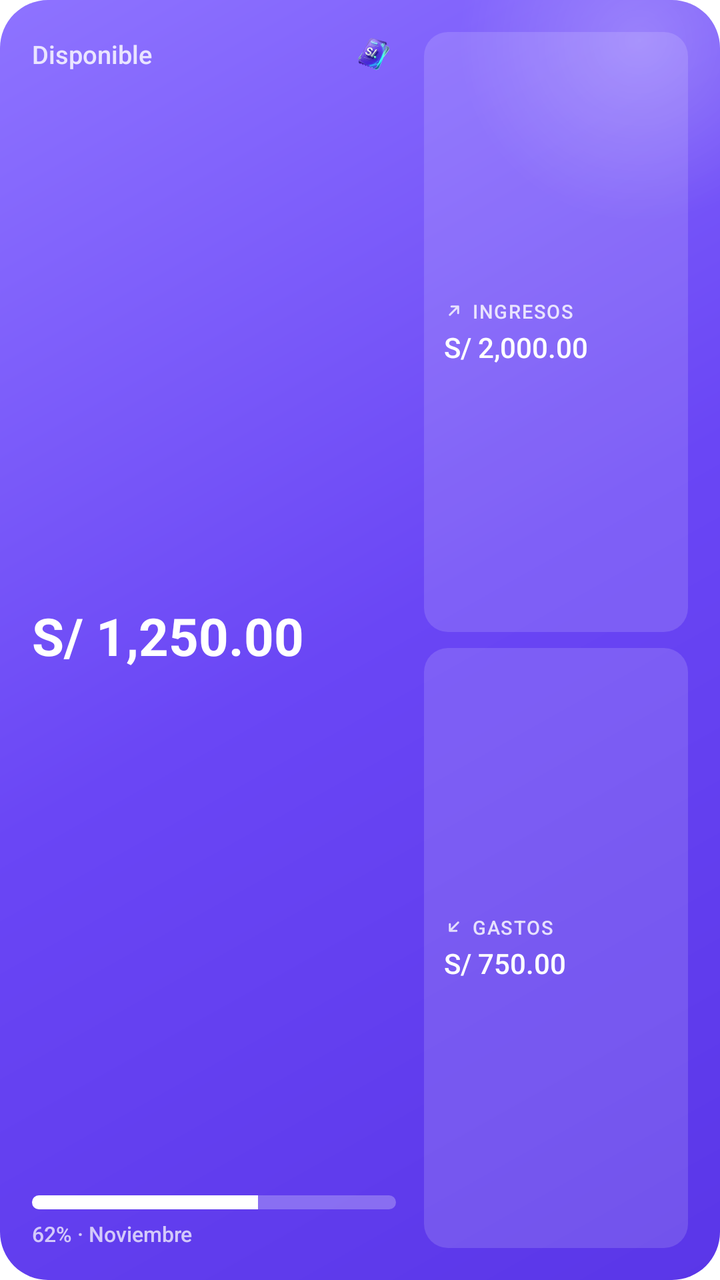
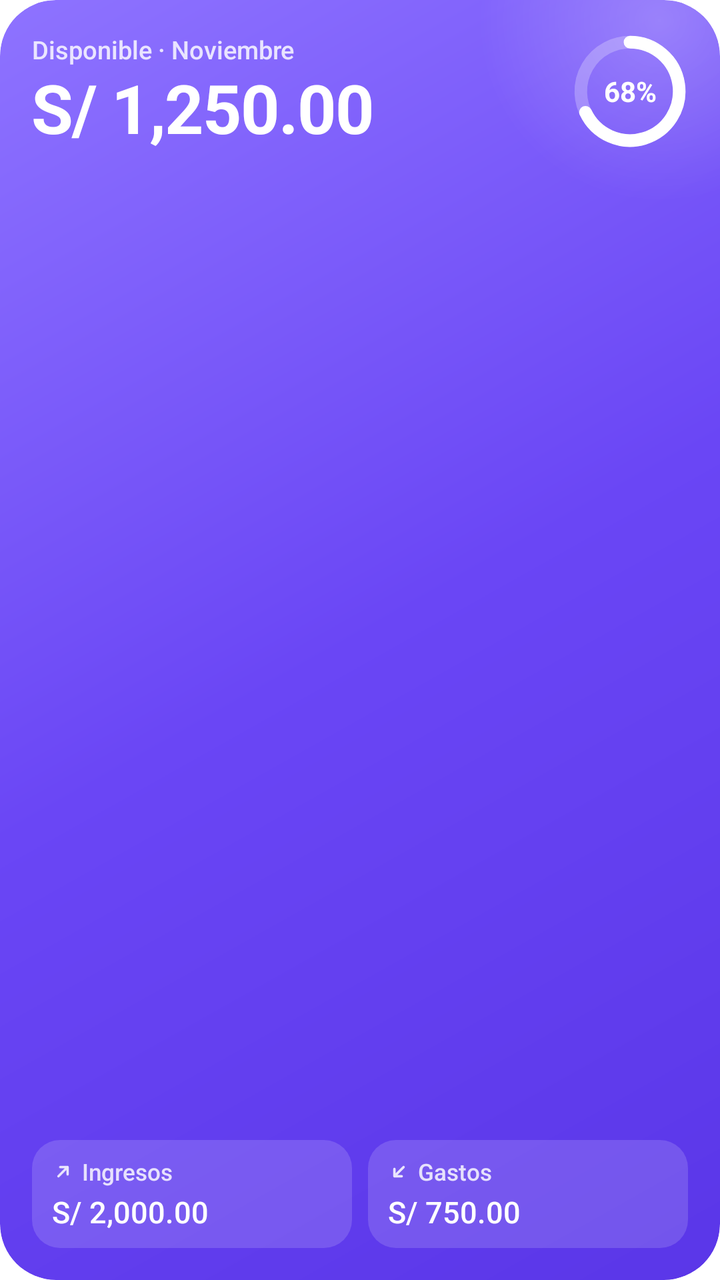

Compare the two renders of this Android layout. The source of the first and the diff that turns it into the second are given below.
<!-- AndroidManifest.xml: fallback theme Theme.MaterialComponents.DayNight.NoActionBar -->
<!-- res/layout/widget_summary.xml -->
<?xml version="1.0" encoding="utf-8"?>
<FrameLayout xmlns:android="http://schemas.android.com/apk/res/android"
    android:id="@+id/root"
    android:layout_width="match_parent"
    android:layout_height="match_parent"
    android:background="@drawable/widget_bg_balance">

    <ImageView
        android:layout_width="180dp"
        android:layout_height="180dp"
        android:layout_gravity="top|end"
        android:layout_marginTop="-70dp"
        android:layout_marginEnd="-50dp"
        android:importantForAccessibility="no"
        android:src="@drawable/widget_bg_glow" />

    <LinearLayout
        android:layout_width="match_parent"
        android:layout_height="match_parent"
        android:orientation="horizontal"
        android:padding="16dp">

        <LinearLayout
            android:layout_width="0dp"
            android:layout_height="match_parent"
            android:layout_weight="1"
            android:orientation="vertical">

            <LinearLayout
                android:layout_width="match_parent"
                android:layout_height="wrap_content"
                android:gravity="center_vertical"
                android:orientation="horizontal">

                <TextView
                    android:id="@+id/label"
                    android:layout_width="0dp"
                    android:layout_height="wrap_content"
                    android:layout_weight="1"
                    android:fontFamily="sans-serif-medium"
                    android:maxLines="1"
                    android:text="Disponible"
                    android:textColor="@color/widget_white_82"
                    android:textSize="12.5sp" />

                <ImageView
                    android:layout_width="22dp"
                    android:layout_height="22dp"
                    android:importantForAccessibility="no"
                    android:src="@drawable/widget_logo" />
            </LinearLayout>

            <FrameLayout
                android:layout_width="match_parent"
                android:layout_height="0dp"
                android:layout_weight="1" />

            <TextView
                android:id="@+id/balance"
                android:layout_width="match_parent"
                android:layout_height="wrap_content"
                android:autoSizeMaxTextSize="28sp"
                android:autoSizeMinTextSize="14sp"
                android:autoSizeTextType="uniform"
                android:fontFamily="sans-serif"
                android:maxLines="1"
                android:text="S/ 1,250.00"
                android:textColor="#FFFFFFFF"
                android:textSize="26sp"
                android:textStyle="bold" />

            <FrameLayout
                android:layout_width="match_parent"
                android:layout_height="0dp"
                android:layout_weight="1" />

            <ProgressBar
                android:id="@+id/bar"
                style="?android:attr/progressBarStyleHorizontal"
                android:layout_width="match_parent"
                android:layout_height="7dp"
                android:max="100"
                android:progress="62"
                android:progressDrawable="@drawable/widget_progress" />

            <TextView
                android:id="@+id/footer"
                android:layout_width="match_parent"
                android:layout_height="wrap_content"
                android:layout_marginTop="5dp"
                android:fontFamily="sans-serif-medium"
                android:maxLines="1"
                android:ellipsize="end"
                android:text="62% · Noviembre"
                android:textColor="@color/widget_white_72"
                android:textSize="10.5sp" />
        </LinearLayout>

        <LinearLayout
            android:id="@+id/flows"
            android:layout_width="132dp"
            android:layout_height="match_parent"
            android:layout_marginStart="14dp"
            android:orientation="vertical">

            <LinearLayout
                android:layout_width="match_parent"
                android:layout_height="0dp"
                android:layout_weight="1"
                android:background="@drawable/widget_bg_flow"
                android:gravity="center_vertical"
                android:orientation="vertical"
                android:paddingStart="10dp"
                android:paddingEnd="8dp">

                <LinearLayout
                    android:layout_width="wrap_content"
                    android:layout_height="wrap_content"
                    android:gravity="center_vertical"
                    android:orientation="horizontal">

                    <ImageView
                        android:layout_width="10dp"
                        android:layout_height="10dp"
                        android:alpha="0.8"
                        android:importantForAccessibility="no"
                        android:src="@drawable/widget_ic_up" />

                    <TextView
                        android:layout_width="wrap_content"
                        android:layout_height="wrap_content"
                        android:layout_marginStart="4dp"
                        android:fontFamily="sans-serif-medium"
                        android:letterSpacing="0.06"
                        android:text="INGRESOS"
                        android:textColor="@color/widget_white_82"
                        android:textSize="9.5sp" />
                </LinearLayout>

                <TextView
                    android:id="@+id/income"
                    android:layout_width="match_parent"
                    android:layout_height="wrap_content"
                    android:layout_marginTop="2dp"
                    android:autoSizeMaxTextSize="14sp"
                    android:autoSizeMinTextSize="9sp"
                    android:autoSizeTextType="uniform"
                    android:fontFamily="sans-serif-medium"
                    android:maxLines="1"
                    android:text="S/ 2,000.00"
                    android:textColor="#FFFFFFFF"
                    android:textSize="14sp" />
            </LinearLayout>
            <LinearLayout
                android:layout_width="match_parent"
                android:layout_height="0dp"
                android:layout_weight="1"
                android:layout_marginTop="8dp"
                android:background="@drawable/widget_bg_flow"
                android:gravity="center_vertical"
                android:orientation="vertical"
                android:paddingStart="10dp"
                android:paddingEnd="8dp">

                <LinearLayout
                    android:layout_width="wrap_content"
                    android:layout_height="wrap_content"
                    android:gravity="center_vertical"
                    android:orientation="horizontal">

                    <ImageView
                        android:layout_width="10dp"
                        android:layout_height="10dp"
                        android:alpha="0.8"
                        android:importantForAccessibility="no"
                        android:src="@drawable/widget_ic_down" />

                    <TextView
                        android:layout_width="wrap_content"
                        android:layout_height="wrap_content"
                        android:layout_marginStart="4dp"
                        android:fontFamily="sans-serif-medium"
                        android:letterSpacing="0.06"
                        android:text="GASTOS"
                        android:textColor="@color/widget_white_82"
                        android:textSize="9.5sp" />
                </LinearLayout>

                <TextView
                    android:id="@+id/spent"
                    android:layout_width="match_parent"
                    android:layout_height="wrap_content"
                    android:layout_marginTop="2dp"
                    android:autoSizeMaxTextSize="14sp"
                    android:autoSizeMinTextSize="9sp"
                    android:autoSizeTextType="uniform"
                    android:fontFamily="sans-serif-medium"
                    android:maxLines="1"
                    android:text="S/ 750.00"
                    android:textColor="#FFFFFFFF"
                    android:textSize="14sp" />
            </LinearLayout>
        </LinearLayout>
    </LinearLayout>
</FrameLayout>
<!-- resources referenced by this layout -->
<resources>
  <color name="widget_white_72">#B8FFFFFF</color>
  <color name="widget_white_82">#D1FFFFFF</color>
  <!-- drawable widget_bg_balance (drawable) -->
  <?xml version="1.0" encoding="utf-8"?>
  <shape xmlns:android="http://schemas.android.com/apk/res/android" android:shape="rectangle">
      <gradient
          android:angle="315"
          android:startColor="#FF8E73FF"
          android:centerColor="#FF6A46F5"
          android:endColor="#FF5A36E8"
          android:type="linear" />
      <corners android:radius="24dp" />
  </shape>
  <!-- drawable widget_bg_flow (drawable) -->
  <?xml version="1.0" encoding="utf-8"?>
  <shape xmlns:android="http://schemas.android.com/apk/res/android" android:shape="rectangle">
      <solid android:color="#24FFFFFF" />
      <corners android:radius="12dp" />
  </shape>
  <!-- drawable widget_bg_glow (drawable) -->
  <?xml version="1.0" encoding="utf-8"?>
  <shape xmlns:android="http://schemas.android.com/apk/res/android" android:shape="oval">
      <gradient
          android:type="radial"
          android:gradientRadius="90dp"
          android:startColor="#38FFFFFF"
          android:endColor="#00FFFFFF" />
  </shape>
  <!-- drawable widget_ic_down (drawable) -->
  <?xml version="1.0" encoding="utf-8"?>
  <vector xmlns:android="http://schemas.android.com/apk/res/android"
      android:width="24dp"
      android:height="24dp"
      android:viewportWidth="24"
      android:viewportHeight="24">
      <path
          android:pathData="M17,7L7,17M15,17H7V9"
          android:strokeWidth="2.4"
          android:strokeColor="#FFFFFFFF"
          android:strokeLineCap="round"
          android:strokeLineJoin="round" />
  </vector>
  <!-- drawable widget_ic_up (drawable) -->
  <?xml version="1.0" encoding="utf-8"?>
  <vector xmlns:android="http://schemas.android.com/apk/res/android"
      android:width="24dp"
      android:height="24dp"
      android:viewportWidth="24"
      android:viewportHeight="24">
      <path
          android:pathData="M7,17L17,7M9,7h8v8"
          android:strokeWidth="2.4"
          android:strokeColor="#FFFFFFFF"
          android:strokeLineCap="round"
          android:strokeLineJoin="round" />
  </vector>
  <!-- drawable widget_logo: png bitmap (drawable-nodpi, 20505 bytes) -->
  <!-- drawable widget_progress (drawable) -->
  <?xml version="1.0" encoding="utf-8"?>
  <layer-list xmlns:android="http://schemas.android.com/apk/res/android">
      <item android:id="@android:id/background">
          <shape android:shape="rectangle">
              <solid android:color="#42FFFFFF" />
              <corners android:radius="4dp" />
          </shape>
      </item>
      <item android:id="@android:id/progress">
          <clip>
              <shape android:shape="rectangle">
                  <solid android:color="#FFFFFFFF" />
                  <corners android:radius="4dp" />
              </shape>
          </clip>
      </item>
  </layer-list>
</resources>

<!-- the commit's change to res/layout/widget_summary.xml (unified diff, before → after) -->
@@ -1,117 +1,132 @@
 <?xml version="1.0" encoding="utf-8"?>
 <FrameLayout xmlns:android="http://schemas.android.com/apk/res/android"
-    android:id="@+id/root"
+    android:id="@android:id/background"
     android:layout_width="match_parent"
     android:layout_height="match_parent"
-    android:background="@drawable/widget_bg_balance">
+    android:background="@drawable/widget_bg_balance"
+    android:clipToOutline="true">
 
     <ImageView
-        android:layout_width="180dp"
-        android:layout_height="180dp"
+        android:layout_width="220dp"
+        android:layout_height="220dp"
         android:layout_gravity="top|end"
-        android:layout_marginTop="-70dp"
-        android:layout_marginEnd="-50dp"
+        android:layout_marginTop="-100dp"
+        android:layout_marginEnd="-80dp"
         android:importantForAccessibility="no"
         android:src="@drawable/widget_bg_glow" />
 
     <LinearLayout
         android:layout_width="match_parent"
         android:layout_height="match_parent"
-        android:orientation="horizontal"
+        android:orientation="vertical"
         android:padding="16dp">
 
         <LinearLayout
-            android:layout_width="0dp"
-            android:layout_height="match_parent"
-            android:layout_weight="1"
-            android:orientation="vertical">
+            android:layout_width="match_parent"
+            android:layout_height="wrap_content"
+            android:gravity="center_vertical"
+            android:orientation="horizontal">
 
             <LinearLayout
-                android:layout_width="match_parent"
+                android:layout_width="0dp"
                 android:layout_height="wrap_content"
-                android:gravity="center_vertical"
-                android:orientation="horizontal">
-
-                <TextView
-                    android:id="@+id/label"
-                    android:layout_width="0dp"
-                    android:layout_height="wrap_content"
-                    android:layout_weight="1"
-                    android:fontFamily="sans-serif-medium"
+                android:layout_weight="1"
+                android:orientation="vertical">
+
+                <LinearLayout
+                    android:layout_width="match_parent"
+                    android:layout_height="wrap_content"
+                    android:gravity="center_vertical"
+                    android:orientation="horizontal">
+
+                    <ImageView
+                        android:id="@+id/refresh"
+                        android:layout_width="12dp"
+                        android:layout_height="12dp"
+                        android:layout_marginEnd="4dp"
+                        android:importantForAccessibility="no"
+                        android:src="@drawable/widget_ic_refresh"
+                        android:visibility="gone" />
+
+                    <TextView
+                        android:id="@+id/caption"
+                        android:layout_width="match_parent"
+                        android:layout_height="wrap_content"
+                        android:fontFamily="sans-serif-medium"
+                        android:maxLines="1"
+                        android:text="Disponible · Noviembre"
+                        android:textColor="@color/widget_white_82"
+                        android:textSize="12.5sp" />
+                </LinearLayout>
+
+                <TextView
+                    android:id="@+id/balance"
+                    android:layout_width="match_parent"
+                    android:layout_height="wrap_content"
+                    android:layout_marginTop="2dp"
+                    android:autoSizeMaxTextSize="34sp"
+                    android:autoSizeMinTextSize="16sp"
+                    android:autoSizeStepGranularity="1sp"
+                    android:autoSizeTextType="uniform"
+                    android:fontFamily="sans-serif"
+                    android:textStyle="bold"
+                    android:fontFeatureSettings="tnum"
+                    android:includeFontPadding="false"
+                    android:letterSpacing="-0.02"
                     android:maxLines="1"
-                    android:text="Disponible"
-                    android:textColor="@color/widget_white_82"
-                    android:textSize="12.5sp" />
+                    android:text="S/ 1,250.00"
+                    android:textColor="#FFFFFFFF"
+                    android:textSize="34sp" />
+            </LinearLayout>
+
+            <FrameLayout
+                android:id="@+id/ring_box"
+                android:layout_width="58dp"
+                android:layout_height="58dp"
+                android:layout_marginStart="12dp">
 
                 <ImageView
-                    android:layout_width="22dp"
-                    android:layout_height="22dp"
+                    android:id="@+id/ring"
+                    android:layout_width="match_parent"
+                    android:layout_height="match_parent"
                     android:importantForAccessibility="no"
-                    android:src="@drawable/widget_logo" />
-            </LinearLayout>
-
-            <FrameLayout
-                android:layout_width="match_parent"
-                android:layout_height="0dp"
-                android:layout_weight="1" />
-
-            <TextView
-                android:id="@+id/balance"
-                android:layout_width="match_parent"
-                android:layout_height="wrap_content"
-                android:autoSizeMaxTextSize="28sp"
-                android:autoSizeMinTextSize="14sp"
-                android:autoSizeTextType="uniform"
-                android:fontFamily="sans-serif"
-                android:maxLines="1"
-                android:text="S/ 1,250.00"
-                android:textColor="#FFFFFFFF"
-                android:textSize="26sp"
-                android:textStyle="bold" />
-
-            <FrameLayout
-                android:layout_width="match_parent"
-                android:layout_height="0dp"
-                android:layout_weight="1" />
-
-            <ProgressBar
-                android:id="@+id/bar"
-                style="?android:attr/progressBarStyleHorizontal"
-                android:layout_width="match_parent"
-                android:layout_height="7dp"
-                android:max="100"
-                android:progress="62"
-                android:progressDrawable="@drawable/widget_progress" />
-
-            <TextView
-                android:id="@+id/footer"
-                android:layout_width="match_parent"
-                android:layout_height="wrap_content"
-                android:layout_marginTop="5dp"
-                android:fontFamily="sans-serif-medium"
-                android:maxLines="1"
-                android:ellipsize="end"
-                android:text="62% · Noviembre"
-                android:textColor="@color/widget_white_72"
-                android:textSize="10.5sp" />
+                    android:src="@drawable/widget_ring_preview" />
+
+                <TextView
+                    android:id="@+id/ring_text"
+                    android:layout_width="match_parent"
+                    android:layout_height="match_parent"
+                    android:fontFamily="sans-serif"
+                    android:textStyle="bold"
+                    android:fontFeatureSettings="tnum"
+                    android:gravity="center"
+                    android:text="68%"
+                    android:textColor="#FFFFFFFF"
+                    android:textSize="14sp" />
+            </FrameLayout>
         </LinearLayout>
+
+        <FrameLayout
+            android:layout_width="match_parent"
+            android:layout_height="0dp"
+            android:layout_weight="1" />
 
         <LinearLayout
             android:id="@+id/flows"
-            android:layout_width="132dp"
-            android:layout_height="match_parent"
-            android:layout_marginStart="14dp"
-            android:orientation="vertical">
+            android:layout_width="match_parent"
+            android:layout_height="wrap_content"
+            android:orientation="horizontal">
 
             <LinearLayout
-                android:layout_width="match_parent"
-                android:layout_height="0dp"
+                android:layout_width="0dp"
+                android:layout_height="wrap_content"
                 android:layout_weight="1"
                 android:background="@drawable/widget_bg_flow"
-                android:gravity="center_vertical"
                 android:orientation="vertical"
                 android:paddingStart="10dp"
-                android:paddingEnd="8dp">
+                android:paddingTop="8dp"
+                android:paddingEnd="8dp"
+                android:paddingBottom="8dp">
 
                 <LinearLayout
                     android:layout_width="wrap_content"
@@ -120,9 +135,9 @@
                     android:orientation="horizontal">
 
                     <ImageView
-                        android:layout_width="10dp"
-                        android:layout_height="10dp"
-                        android:alpha="0.8"
+                        android:layout_width="11dp"
+                        android:layout_height="11dp"
+                        android:alpha="0.85"
                         android:importantForAccessibility="no"
                         android:src="@drawable/widget_ic_up" />
 
@@ -131,10 +146,9 @@
                         android:layout_height="wrap_content"
                         android:layout_marginStart="4dp"
                         android:fontFamily="sans-serif-medium"
-                        android:letterSpacing="0.06"
-                        android:text="INGRESOS"
+                        android:text="Ingresos"
                         android:textColor="@color/widget_white_82"
-                        android:textSize="9.5sp" />
+                        android:textSize="11.5sp" />
                 </LinearLayout>
 
                 <TextView
@@ -142,25 +156,29 @@
                     android:layout_width="match_parent"
                     android:layout_height="wrap_content"
                     android:layout_marginTop="2dp"
-                    android:autoSizeMaxTextSize="14sp"
-                    android:autoSizeMinTextSize="9sp"
+                    android:autoSizeMaxTextSize="15sp"
+                    android:autoSizeMinTextSize="10sp"
+                    android:autoSizeStepGranularity="1sp"
                     android:autoSizeTextType="uniform"
                     android:fontFamily="sans-serif-medium"
+                    android:fontFeatureSettings="tnum"
                     android:maxLines="1"
                     android:text="S/ 2,000.00"
                     android:textColor="#FFFFFFFF"
-                    android:textSize="14sp" />
+                    android:textSize="15sp" />
             </LinearLayout>
+
             <LinearLayout
-                android:layout_width="match_parent"
-                android:layout_height="0dp"
+                android:layout_width="0dp"
+                android:layout_height="wrap_content"
+                android:layout_marginStart="8dp"
                 android:layout_weight="1"
-                android:layout_marginTop="8dp"
                 android:background="@drawable/widget_bg_flow"
-                android:gravity="center_vertical"
                 android:orientation="vertical"
                 android:paddingStart="10dp"
-                android:paddingEnd="8dp">
+                android:paddingTop="8dp"
+                android:paddingEnd="8dp"
+                android:paddingBottom="8dp">
 
                 <LinearLayout
                     android:layout_width="wrap_content"
@@ -169,9 +187,9 @@
                     android:orientation="horizontal">
 
                     <ImageView
-                        android:layout_width="10dp"
-                        android:layout_height="10dp"
-                        android:alpha="0.8"
+                        android:layout_width="11dp"
+                        android:layout_height="11dp"
+                        android:alpha="0.85"
                         android:importantForAccessibility="no"
                         android:src="@drawable/widget_ic_down" />
 
@@ -180,10 +198,9 @@
                         android:layout_height="wrap_content"
                         android:layout_marginStart="4dp"
                         android:fontFamily="sans-serif-medium"
-                        android:letterSpacing="0.06"
-                        android:text="GASTOS"
+                        android:text="Gastos"
                         android:textColor="@color/widget_white_82"
-                        android:textSize="9.5sp" />
+                        android:textSize="11.5sp" />
                 </LinearLayout>
 
                 <TextView
@@ -191,14 +208,16 @@
                     android:layout_width="match_parent"
                     android:layout_height="wrap_content"
                     android:layout_marginTop="2dp"
-                    android:autoSizeMaxTextSize="14sp"
-                    android:autoSizeMinTextSize="9sp"
+                    android:autoSizeMaxTextSize="15sp"
+                    android:autoSizeMinTextSize="10sp"
+                    android:autoSizeStepGranularity="1sp"
                     android:autoSizeTextType="uniform"
                     android:fontFamily="sans-serif-medium"
+                    android:fontFeatureSettings="tnum"
                     android:maxLines="1"
                     android:text="S/ 750.00"
                     android:textColor="#FFFFFFFF"
-                    android:textSize="14sp" />
+                    android:textSize="15sp" />
             </LinearLayout>
         </LinearLayout>
     </LinearLayout>
<!-- resource entries referenced after the edit -->
@@ -1,6 +1,5 @@
 <!-- resources referenced by this layout -->
 <resources>
-  <color name="widget_white_72">#B8FFFFFF</color>
   <color name="widget_white_82">#D1FFFFFF</color>
   <!-- drawable widget_bg_balance (drawable) -->
   <?xml version="1.0" encoding="utf-8"?>
@@ -11,13 +10,13 @@
           android:centerColor="#FF6A46F5"
           android:endColor="#FF5A36E8"
           android:type="linear" />
-      <corners android:radius="24dp" />
+      <corners android:radius="@dimen/widget_radius" />
   </shape>
   <!-- drawable widget_bg_flow (drawable) -->
   <?xml version="1.0" encoding="utf-8"?>
   <shape xmlns:android="http://schemas.android.com/apk/res/android" android:shape="rectangle">
-      <solid android:color="#24FFFFFF" />
-      <corners android:radius="12dp" />
+      <solid android:color="#26FFFFFF" />
+      <corners android:radius="14dp" />
   </shape>
   <!-- drawable widget_bg_glow (drawable) -->
   <?xml version="1.0" encoding="utf-8"?>
@@ -37,7 +36,21 @@
       android:viewportHeight="24">
       <path
           android:pathData="M17,7L7,17M15,17H7V9"
-          android:strokeWidth="2.4"
+          android:strokeWidth="2.6"
+          android:strokeColor="#FFFFFFFF"
+          android:strokeLineCap="round"
+          android:strokeLineJoin="round" />
+  </vector>
+  <!-- drawable widget_ic_refresh (drawable) -->
+  <?xml version="1.0" encoding="utf-8"?>
+  <vector xmlns:android="http://schemas.android.com/apk/res/android"
+      android:width="24dp"
+      android:height="24dp"
+      android:viewportWidth="24"
+      android:viewportHeight="24">
+      <path
+          android:pathData="M20,12a8,8 0,1 1,-2.3 -5.6M20,4v5h-5"
+          android:strokeWidth="2.6"
           android:strokeColor="#FFFFFFFF"
           android:strokeLineCap="round"
           android:strokeLineJoin="round" />
@@ -51,29 +64,28 @@
       android:viewportHeight="24">
       <path
           android:pathData="M7,17L17,7M9,7h8v8"
-          android:strokeWidth="2.4"
+          android:strokeWidth="2.6"
           android:strokeColor="#FFFFFFFF"
           android:strokeLineCap="round"
           android:strokeLineJoin="round" />
   </vector>
-  <!-- drawable widget_logo: png bitmap (drawable-nodpi, 20505 bytes) -->
-  <!-- drawable widget_progress (drawable) -->
+  <!-- drawable widget_ring_preview (drawable) -->
   <?xml version="1.0" encoding="utf-8"?>
-  <layer-list xmlns:android="http://schemas.android.com/apk/res/android">
-      <item android:id="@android:id/background">
-          <shape android:shape="rectangle">
-              <solid android:color="#42FFFFFF" />
-              <corners android:radius="4dp" />
-          </shape>
-      </item>
-      <item android:id="@android:id/progress">
-          <clip>
-              <shape android:shape="rectangle">
-                  <solid android:color="#FFFFFFFF" />
-                  <corners android:radius="4dp" />
-              </shape>
-          </clip>
-      </item>
-  </layer-list>
+  <vector xmlns:android="http://schemas.android.com/apk/res/android"
+      android:width="46dp"
+      android:height="46dp"
+      android:viewportWidth="46"
+      android:viewportHeight="46">
+      <path
+          android:pathData="M23,3.5 A19.5,19.5 0 1,1 22.99,3.5"
+          android:strokeWidth="5"
+          android:strokeColor="#40FFFFFF" />
+      <path
+          android:pathData="M23,3.5 A19.5,19.5 0 1,1 5.36,31.3"
+          android:strokeWidth="5"
+          android:strokeColor="#FFFFFFFF"
+          android:strokeLineCap="round" />
+  </vector>
+  <dimen name="widget_radius">24dp</dimen>
 </resources>
 
